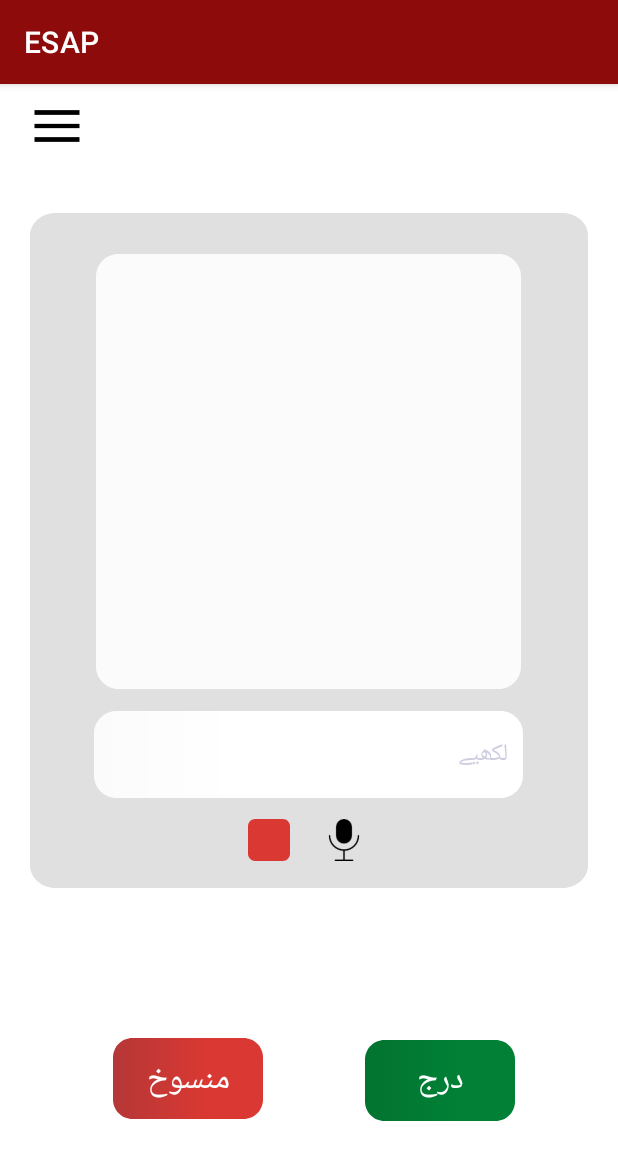
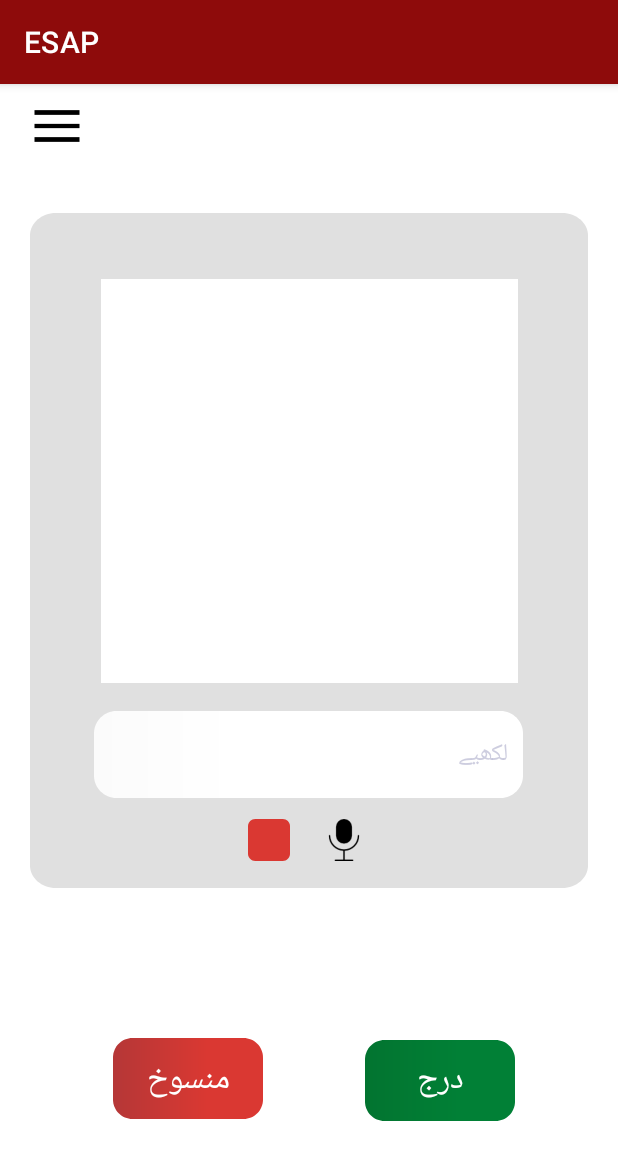
Before and after one commit to Talia-Hamid904/ESAP_FINAL, an Android app: the SpeechActivity screen opened directly, with no data from a screen before it, on a phone screen of 412 x 824 dp. Shown: the top 1160 px of the screen. Run offline under Robolectric (Android 15) with nearby library versions, the phone set to English and light mode, and no system bars; 1 statement that could not run was skipped.

Commit message:
activity_speech updated

```diff
--- a/app/build.gradle
+++ b/app/build.gradle
@@ -1,5 +1,6 @@
 plugins {
     id 'com.android.application'
+    id 'com.google.gms.google-services'
 }
 
 android {
--- a/app/src/main/java/com/example/esap/SpeechActivity.java
+++ b/app/src/main/java/com/example/esap/SpeechActivity.java
@@ -115,7 +115,7 @@ public class SpeechActivity extends AppCompatActivity implements RecognitionList
         Intent intent = getIntent();
         // UI initialisation
         returnedText = findViewById(R.id.speech_text);
-        returnedError = findViewById(R.id.speech_text);
+        //returnedError = findViewById(R.id.speech_text);
         progressBar = findViewById(R.id.progressBar1);
         progressBar.setVisibility(View.INVISIBLE);
         locationRequest = LocationRequest.create();
@@ -355,9 +355,10 @@ public class SpeechActivity extends AppCompatActivity implements RecognitionList
         for (String result : matches)
             text += result + "\n";
         msg = msg + " " + text;
-        Log.i(LOG_TAG, msg);
         returnedText.setText("");
         returnedText.setText(msg);
+        Log.i(LOG_TAG, msg);
+
         speech.startListening(recognizerIntent);
     }
 
@@ -464,7 +465,7 @@ public class SpeechActivity extends AppCompatActivity implements RecognitionList
                     serviceType = botResponse.getText();
                     Log.i("Response:",botResponse.getText());
                     getCurrentLocation();
-                    getAccount();
+                    //getAccount();
 
                 }
             }
@@ -480,8 +481,9 @@ public class SpeechActivity extends AppCompatActivity implements RecognitionList
     }
 
 
-    public void getAccount() {
-
+    public void cancel(View view) {
+        Intent myIntent = new Intent(SpeechActivity.this, MainActivity.class);
+        SpeechActivity.this.startActivity(myIntent);
     }
 
 
--- a/app/src/main/res/drawable/inner_rect.xml
+++ b/app/src/main/res/drawable/inner_rect.xml
@@ -16,7 +16,7 @@
 
         <path
             android:pathData="M0 0V290H283V0"
-            android:fillColor="#FBFBFB"
+            android:fillColor="@android:color/transparent"
             />
 
     </group>
--- a/app/src/main/res/layout/activity_speech.xml
+++ b/app/src/main/res/layout/activity_speech.xml
@@ -67,10 +67,10 @@
                     <ProgressBar
                         android:id="@+id/progressBar1"
                         style="?android:attr/progressBarStyleHorizontal"
-                        android:layout_width="283dp"
+                        android:layout_width="294dp"
                         android:layout_height="wrap_content"
                         android:layout_alignParentLeft="true"
-                        android:layout_marginLeft="65dp"
+                        android:layout_marginLeft="60dp"
                         android:layout_marginTop="10dp"
                         android:paddingLeft="10dp"
                         android:paddingRight="10dp"
@@ -92,19 +92,23 @@
 
                     <TextView
                         android:id="@+id/speech_text"
-                        android:layout_width="180dp"
-                        android:layout_height="256dp"
+                        android:layout_width="278dp"
+                        android:layout_height="269dp"
                         android:layout_alignStart="@+id/rectangle_2"
                         android:layout_alignEnd="@+id/rectangle_2"
                         android:layout_alignBottom="@+id/rectangle_2"
                         android:layout_alignParentTop="true"
                         android:layout_centerInParent="true"
-                        android:layout_marginStart="19dp"
+                        android:layout_marginStart="3dp"
                         android:layout_marginLeft="83dp"
                         android:layout_marginTop="44dp"
-                        android:layout_marginEnd="20dp"
-                        android:layout_marginBottom="19dp"
-                        android:gravity="right|top" />
+                        android:layout_marginEnd="2dp"
+                        android:layout_marginBottom="4dp"
+                        android:background="#FFFFFF"
+                        android:gravity="right|top"
+                        android:text=""
+                        android:textColor="#000000"
+                        android:textSize="18sp" />
 
                     <View
                         android:id="@+id/rectangle_3"
@@ -205,6 +209,8 @@
                         android:layout_marginTop="10dp"
                         android:layout_marginEnd="241dp"
                         android:elevation="10dp"
+                        android:clickable="true"
+                        android:onClick="cancel"
                         android:text="@string/cancel"
                         android:textAlignment="center"
                         android:textColor="#FFFFFF"
```
Also changed, not shown: 1 other file.
